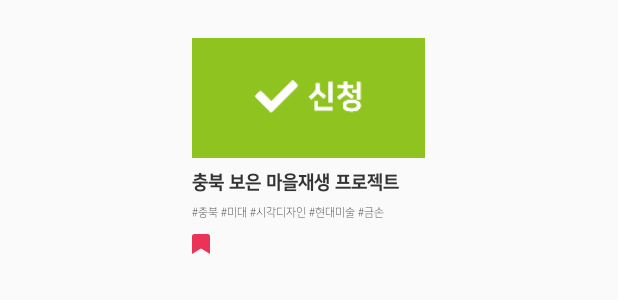
After one commit to KimMooHyeon/UniFarm-Android, an Android app: the layout rv_bookmark_item.xml on its own in the app's theme, with its tools: preview values and no code run, on a phone screen of 412 x 824 dp. The commit adds this screen. Shown: the top 300 px of the screen. Run offline under Robolectric (Android 15) with nearby library versions, the phone set to English and light mode, and no system bars.

Commit message:
Merge branch 'dev' of https://github.com/UniFarm/UniFarm-Android
# Conflicts:
#	app/src/main/AndroidManifest.xml
#	app/src/main/java/com/song2/unifarm/MainActivity.kt
add book mark view

```diff
--- a/app/src/main/java/com/song2/unifarm/MainActivity.kt
+++ b/app/src/main/java/com/song2/unifarm/MainActivity.kt
@@ -84,7 +84,7 @@ class MainActivity : AppCompatActivity(), NavigationView.OnNavigationItemSelecte
                 startActivity<CollectViewActivity>()
             }
             R.id.nav_bookmark -> {
-                startActivity<SettingActivity>()
+                startActivity<BookMarkActivity>()
 
             }
             R.id.nav_calendar -> {
--- a/app/src/main/res/layout/activity_main.xml
+++ b/app/src/main/res/layout/activity_main.xml
@@ -158,8 +158,8 @@
                                 android:textColor="#333333"
                                 android:lineSpacingExtra="2sp"
                                 android:gravity="center_horizontal"
-                                android:text="다가오는 활동"
-                                android:textStyle="bold"/>
+                                android:text="              D-1"
+                                />
                         <TextView
                                 android:layout_marginTop="6dp"
                                 android:includeFontPadding="false"
@@ -171,7 +171,7 @@
                                 android:textColor="#4e4e4e"
                                 android:lineSpacingExtra="2sp"
                                 android:gravity="center_horizontal"
-                                android:text="없음"/>
+                                android:text="충북 보은 마을 재생 프로젝트\n 2019.09.08"/>
                     </LinearLayout>
                 </RelativeLayout>
             </LinearLayout>
--- /dev/null
+++ b/app/src/main/res/layout/rv_bookmark_item.xml
@@ -0,0 +1,59 @@
+<?xml version="1.0" encoding="utf-8"?>
+<RelativeLayout xmlns:android="http://schemas.android.com/apk/res/android"
+        android:id="@+id/rl_bookmark_program_allview" android:layout_width="match_parent"
+        android:layout_height="wrap_content"
+        android:gravity="center"
+        android:layout_marginTop="9dp"
+        android:paddingVertical="16dp">
+
+    <ImageView
+            android:id="@+id/rv_iv_program_img"
+            android:layout_width="155dp"
+            android:layout_height="80dp"
+            android:scaleType="centerCrop"
+            android:background="@drawable/search_shape"
+            android:src="@drawable/bt_apply"/>
+
+
+    <TextView
+            android:id="@+id/rv_tv_program_name"
+            android:layout_width="wrap_content"
+            android:layout_height="wrap_content"
+            android:layout_below="@+id/rv_iv_program_img"
+            android:layout_marginTop="10dp"
+            android:fontFamily="@font/otfeb"
+            android:includeFontPadding="false"
+            android:lineSpacingExtra="1sp"
+            android:text="충북 보은 마을재생 프로젝트"
+            android:textColor="#333333"
+            android:textSize="12sp"
+            />
+    <TextView
+            android:id="@+id/rv_iv_program_hashtag"
+            android:layout_width="wrap_content"
+            android:layout_height="wrap_content"
+            android:layout_below="@+id/rv_tv_program_name"
+            android:layout_marginTop="9dp"
+            android:fontFamily="@font/ofl"
+            android:includeFontPadding="false"
+            android:lineSpacingExtra="1sp"
+            android:text="#충북 #미대 #시각디자인 #현대미술 #금손"
+            android:textColor="#212121"
+            android:textSize="7sp"
+            />
+    <ImageView
+            android:src="@drawable/bt_bookmark_on"
+            android:id="@+id/rv_iv_program_nownumber"
+            android:layout_width="wrap_content"
+            android:layout_height="wrap_content"
+            android:layout_below="@+id/rv_iv_program_hashtag"
+            android:layout_marginTop="10dp"
+            android:fontFamily="@font/otfeb"
+            android:includeFontPadding="false"
+            android:lineSpacingExtra="1sp"
+            android:text="50"
+            android:textColor="#333333"
+            android:textSize="13sp"
+            />
+
+</RelativeLayout>
```
Also changed, not shown: app/src/main/AndroidManifest.xml (+30 -40 lines), app/src/main/java/com/song2/unifarm/Adapter/BookMarkRecyclerViewAdapter.kt (added, +45 -0 lines), app/src/main/java/com/song2/unifarm/BookMarkActivity.kt (added, +35 -0 lines), app/src/main/java/com/song2/unifarm/Data/BookMarkData.kt (added, +7 -0 lines), app/src/main/java/com/song2/unifarm/KotlinCalendar.kt (+6 -6 lines), app/src/main/res/layout/activity_book_mark.xml (added, +48 -0 lines).
